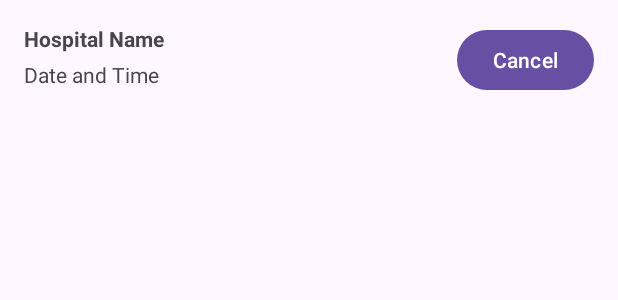
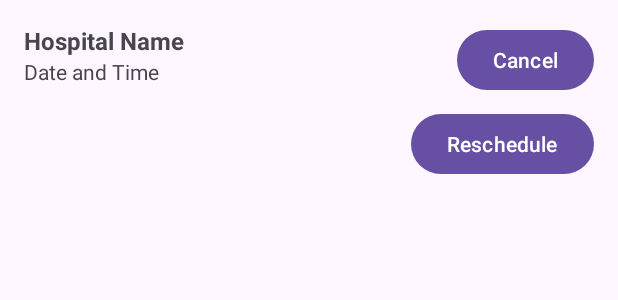
Before and after one commit to xqill275/MHA-Oliver-Long, an Android app: the layout item_booking.xml on its own in the app's theme, with its tools: preview values and no code run, on a phone screen of 412 x 824 dp. Shown: the top 300 px of the screen. Run offline under Robolectric (Android 15) with nearby library versions, the phone set to English and light mode, and no system bars.

Commit message:
LAB2 DONE!

```diff
--- a/MHA/app/src/main/AndroidManifest.xml
+++ b/MHA/app/src/main/AndroidManifest.xml
@@ -14,6 +14,9 @@
         android:roundIcon="@mipmap/ic_launcher_round"
         android:supportsRtl="true"
         android:theme="@style/Theme.MHA">
+        <activity
+            android:name=".RescheduleActivity"
+            android:exported="false" />
         <activity
             android:name=".ViewBookingActivity"
             android:exported="false" />
--- a/MHA/app/src/main/java/com/example/mha/BookActivity.java
+++ b/MHA/app/src/main/java/com/example/mha/BookActivity.java
@@ -1,6 +1,7 @@
 package com.example.mha;
 
 import android.os.Bundle;
+import android.util.Log;
 import android.view.View;
 import android.widget.ArrayAdapter;
 import android.widget.Button;
@@ -22,6 +23,7 @@ import java.util.ArrayList;
 import java.util.HashMap;
 import java.util.List;
 import java.util.Map;
+import java.util.Objects;
 
 import retrofit2.Call;
 import retrofit2.Callback;
@@ -105,6 +107,7 @@ public class BookActivity extends AppCompatActivity {
 
             @Override
             public void onFailure(Call<List<HospitalRequest>> call, Throwable t) {
+                Log.e("Booking", Objects.requireNonNull(t.getMessage()));
                 Toast.makeText(BookActivity.this, "Error: " + t.getMessage(), Toast.LENGTH_SHORT).show();
             }
         });
@@ -148,6 +151,7 @@ public class BookActivity extends AppCompatActivity {
             @Override
             public void onFailure(Call<List<AppointmentRequest>> call, Throwable t) {
                 Toast.makeText(BookActivity.this, "Error: " + t.getMessage(), Toast.LENGTH_SHORT).show();
+                Log.e("Booking", Objects.requireNonNull(t.getMessage()));
             }
         });
     }
@@ -184,6 +188,7 @@ public class BookActivity extends AppCompatActivity {
             @Override
             public void onFailure(Call<List<AppointmentRequest>> call, Throwable t) {
                 Toast.makeText(BookActivity.this, "Error: " + t.getMessage(), Toast.LENGTH_SHORT).show();
+                Log.e("Booking", Objects.requireNonNull(t.getMessage()));
             }
         });
     }
@@ -209,6 +214,7 @@ public class BookActivity extends AppCompatActivity {
             @Override
             public void onFailure(Call<Void> call, Throwable t) {
                 Toast.makeText(BookActivity.this, "Error: " + t.getMessage(), Toast.LENGTH_SHORT).show();
+                Log.e("Booking", Objects.requireNonNull(t.getMessage()));
             }
         });
     }
--- a/MHA/app/src/main/java/com/example/mha/ViewBookingActivity.java
+++ b/MHA/app/src/main/java/com/example/mha/ViewBookingActivity.java
@@ -59,7 +59,7 @@ public class ViewBookingActivity extends AppCompatActivity {
                         bookingsWithId.add(new BookingAdapter.AppointmentWithId(appointmentID, ar));
                     }
 
-                    BookingAdapter adapter = new BookingAdapter(ViewBookingActivity.this, bookingsWithId);
+                    BookingAdapter adapter = new BookingAdapter(ViewBookingActivity.this, bookingsWithId, userId);
                     recyclerView.setAdapter(adapter);
                 } else {
                     Toast.makeText(ViewBookingActivity.this, "No bookings found", Toast.LENGTH_SHORT).show();
--- a/MHA/app/src/main/res/layout/item_booking.xml
+++ b/MHA/app/src/main/res/layout/item_booking.xml
@@ -6,33 +6,53 @@
     android:layout_height="wrap_content"
     android:padding="16dp">
 
+    <!-- Hospital Name -->
     <TextView
         android:id="@+id/tvHospitalName"
         android:layout_width="0dp"
         android:layout_height="wrap_content"
         android:text="Hospital Name"
         android:textStyle="bold"
+        android:textSize="16sp"
         app:layout_constraintStart_toStartOf="parent"
+        app:layout_constraintEnd_toStartOf="@+id/btnCancel"
         app:layout_constraintTop_toTopOf="parent"
-        app:layout_constraintEnd_toStartOf="@+id/btnCancel" />
+        app:layout_constraintHorizontal_bias="0" />
 
+    <!-- Appointment Info -->
     <TextView
         android:id="@+id/tvAppointmentInfo"
         android:layout_width="0dp"
         android:layout_height="wrap_content"
         android:text="Date and Time"
+        android:textSize="14sp"
         app:layout_constraintStart_toStartOf="parent"
+        app:layout_constraintEnd_toStartOf="@+id/btnCancel"
         app:layout_constraintTop_toBottomOf="@id/tvHospitalName"
-        app:layout_constraintEnd_toStartOf="@+id/btnCancel"
-        app:layout_constraintBottom_toBottomOf="parent"/>
+        app:layout_constraintBottom_toBottomOf="parent"
+        app:layout_constraintVertical_bias="0" />
 
+    <!-- Cancel Button -->
     <Button
         android:id="@+id/btnCancel"
         android:layout_width="wrap_content"
         android:layout_height="wrap_content"
         android:text="Cancel"
+        app:layout_constraintTop_toTopOf="parent"
         app:layout_constraintEnd_toEndOf="parent"
-        app:layout_constraintTop_toTopOf="parent"
-        app:layout_constraintBottom_toBottomOf="parent"/>
+        android:layout_marginStart="8dp"
+        app:layout_constraintBottom_toTopOf="@+id/btnReschedule" />
+
+    <!-- Reschedule Button -->
+    <Button
+        android:id="@+id/btnReschedule"
+        android:layout_width="wrap_content"
+        android:layout_height="wrap_content"
+        android:text="Reschedule"
+        app:layout_constraintTop_toBottomOf="@id/btnCancel"
+        app:layout_constraintEnd_toEndOf="parent"
+        app:layout_constraintBottom_toBottomOf="parent"
+        android:layout_marginTop="8dp"
+        android:layout_marginStart="8dp" />
 
 </androidx.constraintlayout.widget.ConstraintLayout>
```
Also changed, not shown: MHA/app/src/main/java/com/example/mha/BookingAdapter.java (+18 -2 lines), MHA/app/src/main/java/com/example/mha/RescheduleActivity.java (added, +178 -0 lines), MHA/app/src/main/res/layout/activity_reschedule.xml (added, +29 -0 lines), 1 other file.
